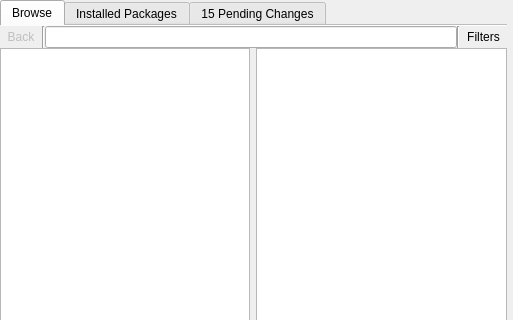
This is AddRm/AddRmKCM.ui in KDE/apper as Qt 5 draws it before an edit; both pictures show x 0 to 513 and y 0 to 320 of the 513 by 468 pixel window. The edited form follows.
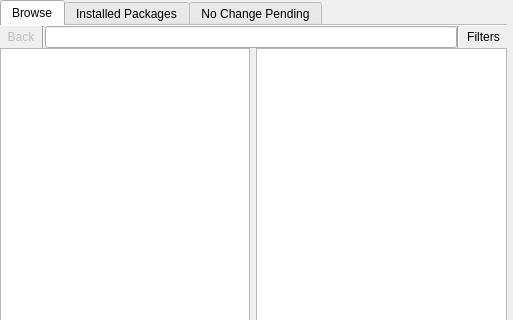
This is the edited form. Custom widgets are drawn as their Qt base class.

The edit to the form file:
```diff
--- a/AddRm/AddRmKCM.ui
+++ b/AddRm/AddRmKCM.ui
@@ -209,7 +209,7 @@
      </widget>
      <widget class="QWidget" name="tab_3">
       <attribute name="title">
-       <string>15 Pending Changes</string>
+       <string>No Change Pending</string>
       </attribute>
       <layout class="QGridLayout" name="gridLayout_5">
        <property name="margin">
```
